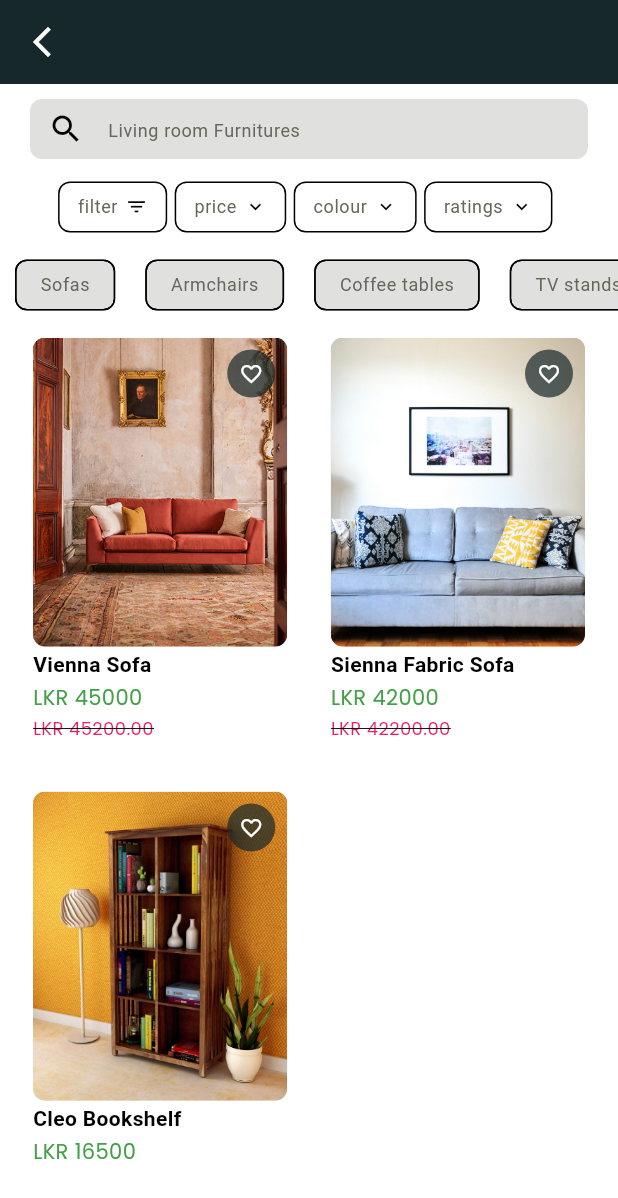
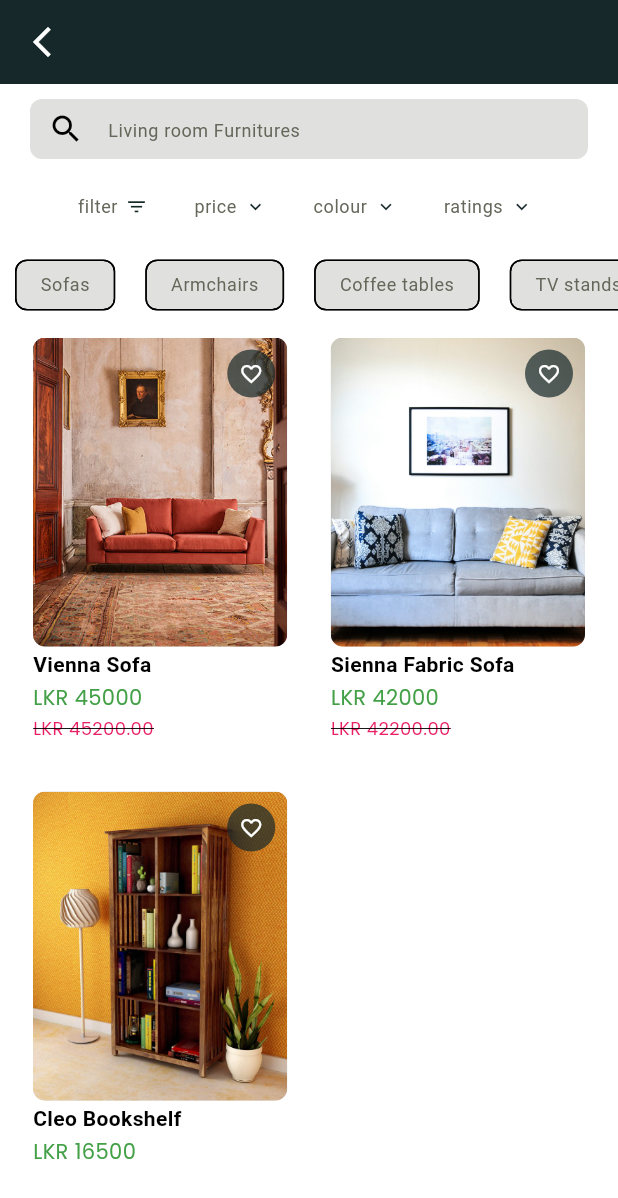
Before and after one commit to shalindri0426/shalindri_flutter, a Flutter app: the screen it shows after launch, after a tap on "Living room", on a phone screen of 412 x 824 dp. Shown: the top 1198 px of the screen. Run offline on Flutter 3.47's test engine with Material 3 defaults, Android fonts, the phone set to English and light mode, and no system bars; our stand-ins replace google_fonts.

Commit message:
comment 2

```diff
--- a/lib/screens/category_products.dart
+++ b/lib/screens/category_products.dart
@@ -3,12 +3,14 @@ import 'package:google_fonts/google_fonts.dart';
 import 'package:luxe_living/models/product_model.dart';
 import 'package:luxe_living/models/category_model.dart';
 import 'package:luxe_living/models/subcategory_model.dart';
+import 'package:luxe_living/screens/product_detail_screen.dart';
 
 class CategoryProducts extends StatelessWidget {
   final String category;
-  final List<ProductModel> categoryProducts;
+  final List<ProductModel> categoryProducts; //list filtered by category
 
   const CategoryProducts({
+    //constructor with category and matching category products
     super.key,
     required this.category,
     required this.categoryProducts,
@@ -16,7 +18,7 @@ class CategoryProducts extends StatelessWidget {
 
   @override
   Widget build(BuildContext context) {
-    final size = MediaQuery.of(context).size;
+    final size = MediaQuery.of(context).size; //responsiveness
     final theme = Theme.of(context);
     final colorScheme = theme.colorScheme;
 
@@ -35,13 +37,18 @@ class CategoryProducts extends StatelessWidget {
         backgroundColor: theme.appBarTheme.backgroundColor,
         elevation: 0,
         leading: IconButton(
-          icon: Icon(Icons.arrow_back_ios_new, color: colorScheme.onPrimary),
+          icon: Icon(
+            Icons.arrow_back_ios_new,
+            color: colorScheme.onPrimary,
+          ), //back arrow returns to the previous screen
           onPressed: () => Navigator.pop(context),
         ),
       ),
 
       body: SafeArea(
+        //ensures no overlays
         child: Column(
+          //to vertically stack products
           children: [
             SizedBox(height: 10),
             // Search Bar
@@ -52,7 +59,8 @@ class CategoryProducts extends StatelessWidget {
                 child: TextField(
                   decoration: InputDecoration(
                     contentPadding: const EdgeInsets.all(5),
-                    hintText: "$category Furnitures",
+                    hintText:
+                        "$category Furnitures", //the main category will be displayed as the hint text inside the search bar
                     hintStyle: theme.textTheme.bodySmall,
                     filled: true,
                     fillColor: theme.cardColor,
@@ -70,7 +78,8 @@ class CategoryProducts extends StatelessWidget {
             ),
             //space between filter bar and search
             const SizedBox(height: 15),
-            // Filter Bar
+
+            // Filter Bar - horizontal scrollable list
             Padding(
               padding: const EdgeInsets.symmetric(horizontal: 20),
               child: SingleChildScrollView(
@@ -87,7 +96,7 @@ class CategoryProducts extends StatelessWidget {
                         ),
                         decoration: BoxDecoration(
                           borderRadius: BorderRadius.circular(8),
-                          border: Border.all(color: colorScheme.onSecondary),
+                          border: Border.all(color: colorScheme.onPrimary),
                         ),
                         child: Row(
                           children: [
@@ -101,7 +110,7 @@ class CategoryProducts extends StatelessWidget {
                                   ? Icons.filter_list
                                   : Icons.keyboard_arrow_down,
                               size: 15,
-                              color: colorScheme.onSecondary,
+                              color: colorScheme.primary,
                             ),
                           ],
                         ),
@@ -124,8 +133,9 @@ class CategoryProducts extends StatelessWidget {
                   return Padding(
                     padding: const EdgeInsets.symmetric(horizontal: 10),
                     child: InkWell(
-                      onTap: () {
-                      },
+                      //inkwell - a widget that gives a visual touch when the user clicks it, gives a feel of a button
+                      //makes any widget react to a tap - with a ripple animation
+                      onTap: () {},
                       child: Chip(
                         label: Text(
                           filteredSubcategories[index].name,
@@ -138,10 +148,12 @@ class CategoryProducts extends StatelessWidget {
                 },
               ),
             ),
-             SizedBox(height: 10),
+            SizedBox(height: 10),
+
             // Products Grid
             Expanded(
               child:
+                  //if that category has no products, shows a msg
                   categoryProducts.isEmpty
                       ? Center(
                         child: Text(
@@ -152,26 +164,43 @@ class CategoryProducts extends StatelessWidget {
                           ),
                         ),
                       )
+                      //if products exists, the products will be displayed
                       : GridView.builder(
                         itemCount: categoryProducts.length,
                         padding: const EdgeInsets.symmetric(horizontal: 10),
                         gridDelegate:
                             const SliverGridDelegateWithFixedCrossAxisCount(
-                              crossAxisCount: 2,
-                              crossAxisSpacing: 5,
-                              mainAxisSpacing: 5,
-                              childAspectRatio: 0.65,
+                              crossAxisCount: 2, //2 items in a row
+                              crossAxisSpacing: 5, //horizontal spacing
+                              mainAxisSpacing: 5,  //vertical spcaing
+                              childAspectRatio: 0.65, //controls width to hright ratio
                             ),
+
                         itemBuilder: (context, index) {
-                          final productItem = categoryProducts[index];
+                          final productItem = categoryProducts[index]; //retreives the selected category index's products
                           return GestureDetector(
+                            //navigates to product detail screen
                             onTap: () {
+                              Navigator.push(
+                                context,
+                                MaterialPageRoute(
+                                  builder:
+                                      (_) => ProductDetailScreen(
+                                        ProductItem: productItem,
+                                      ),
+                                ),
+                              );
                             },
                             child: Column(
                               crossAxisAlignment: CrossAxisAlignment.start,
                               children: [
                                 Container(
-                                  margin: const EdgeInsets.fromLTRB(12, 0, 12, 2),
+                                  margin: const EdgeInsets.fromLTRB(
+                                    12,
+                                    0,
+                                    12,
+                                    2,
+                                  ),
                                   height: size.height * 0.25,
                                   width: double.infinity,
                                   decoration: BoxDecoration(
@@ -188,7 +217,8 @@ class CategoryProducts extends StatelessWidget {
                                       padding: const EdgeInsets.all(8),
                                       child: CircleAvatar(
                                         radius: 16,
-                                        backgroundColor: colorScheme.primary.withOpacity(0.7),
+                                        backgroundColor: colorScheme.primary
+                                            .withOpacity(0.7),
                                         child: const Icon(
                                           Icons.favorite_border,
                                           color: Colors.white,
@@ -200,10 +230,15 @@ class CategoryProducts extends StatelessWidget {
                                 ),
                                 //const SizedBox(height: 0),
                                 Padding(
-                                  padding: const EdgeInsets.fromLTRB(12, 0, 0, 2),
+                                  padding: const EdgeInsets.fromLTRB(
+                                    12,
+                                    0,
+                                    0,
+                                    2,
+                                  ),
                                   child: Text(
                                     productItem.name,
-                                    maxLines: 1,
+                                    maxLines: 1, //max 1 line
                                     overflow: TextOverflow.ellipsis,
                                     style: theme.textTheme.bodyMedium!.copyWith(
                                       fontWeight: FontWeight.bold,
@@ -211,7 +246,12 @@ class CategoryProducts extends StatelessWidget {
                                   ),
                                 ),
                                 Padding(
-                                  padding: const EdgeInsets.fromLTRB(12, 0, 0, 2),
+                                  padding: const EdgeInsets.fromLTRB(
+                                    12,
+                                    0,
+                                    0,
+                                    2,
+                                  ),
                                   child: Text(
                                     "LKR ${productItem.price.toString()}",
                                     style: GoogleFonts.poppins(
@@ -219,11 +259,17 @@ class CategoryProducts extends StatelessWidget {
                                     ),
                                   ),
                                 ),
-                                if (productItem.ischeck == true)
+                                if (productItem.ischeck ==
+                                    true) //check products with discounts
                                   Padding(
-                                    padding: const EdgeInsets.fromLTRB(12, 0, 0, 2),
+                                    padding: const EdgeInsets.fromLTRB(
+                                      12,
+                                      0,
+                                      0,
+                                      2,
+                                    ),
                                     child: Text(
-                                      "LKR ${productItem.price + 200}.00",
+                                      "LKR ${productItem.price + 200}.00", //adds 200 for the discounted products
                                       style: GoogleFonts.poppins(
                                         color: Colors.pink,
                                         fontSize: 12,
--- a/lib/screens/product_detail_screen.dart
+++ b/lib/screens/product_detail_screen.dart
@@ -140,7 +140,7 @@ class _ProductDetailScreenState extends State<ProductDetailScreen> {
                       child: Column(
                         crossAxisAlignment: CrossAxisAlignment.start,
                         children: [
-                          Text("Colour", style: theme.textTheme.bodyLarge),
+                          Text("Colour", style: theme.textTheme.bodySmall),
                           const SizedBox(height: 10),
                           SingleChildScrollView(
                             scrollDirection: Axis.horizontal,
@@ -174,7 +174,7 @@ class _ProductDetailScreenState extends State<ProductDetailScreen> {
                       child: Column(
                         crossAxisAlignment: CrossAxisAlignment.start,
                         children: [
-                          Text("Material", style: theme.textTheme.bodyLarge),
+                          Text("Material", style: theme.textTheme.bodySmall),
                           const SizedBox(height: 10),
                           SingleChildScrollView(
                             scrollDirection: Axis.horizontal,
```
Also changed, not shown: lib/screens/profile_screen.dart (+4 -4 lines).
